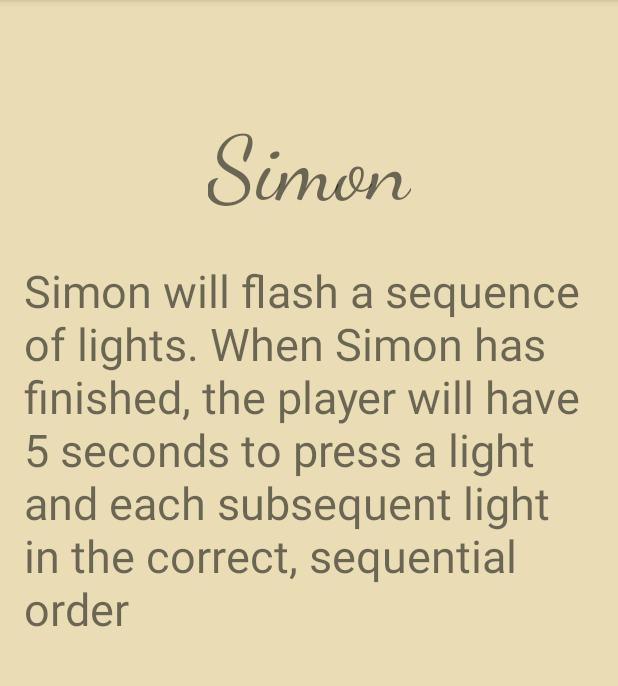
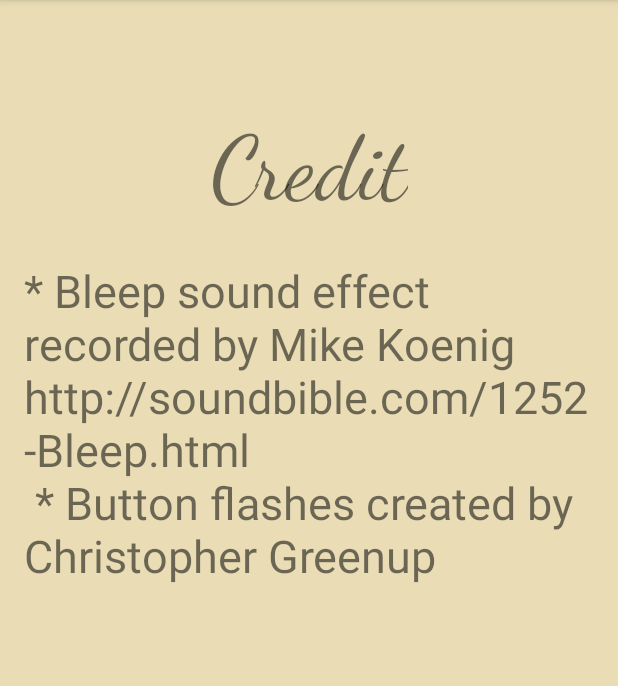
Before and after one commit to CGreenup/SimonThree, an Android app: the GameInfo screen opened directly, with no data from a screen before it, on a phone screen of 412 x 824 dp, the part 84-770 px from its top. Run offline under Robolectric (Android 15) with nearby library versions, the phone set to English and light mode, and no system bars.

Commit message:
Credits added

```diff
--- a/app/src/main/java/com/chrisgreenup/simonthree/Game.java
+++ b/app/src/main/java/com/chrisgreenup/simonthree/Game.java
@@ -1,7 +1,5 @@
 package com.chrisgreenup.simonthree;
 
-//TODO: add writing high score to file
-//TODO: write high score from file during onCreate, unless file is empty
 //TODO: add notifier of loss
 
 import android.content.Context;
--- a/app/src/main/java/com/chrisgreenup/simonthree/GameInfo.java
+++ b/app/src/main/java/com/chrisgreenup/simonthree/GameInfo.java
@@ -31,10 +31,13 @@ public class GameInfo extends AppCompatActivity {
             infoId  = R.string.simon_surprise_info;
 
         }
-        else {
+        else if ( "simon".equals(title)){
             titleId = R.string.simon_title;
             infoId  = R.string.simon_info;
-
+        }
+        else{
+            titleId = R.string.credit_title;
+            infoId = R.string.bleep_credit;
         }
 
         ((TextView) findViewById(R.id.game_info_title_tv)).setText(titleId);
--- a/app/src/main/res/values/strings.xml
+++ b/app/src/main/res/values/strings.xml
@@ -8,17 +8,23 @@
     <string name="simon_rewind_title">Simon: Rewind</string>
 
     <string name="simon_info">Simon will flash a sequence of lights. When Simon has finished, the
- player will have 5 seconds to press a light and each subsequent light in the correct,
+ player will have to press each light in the correct,
  sequential order</string>
 
     <string name="simon_rewind_info">Like in standard Simon, Simon will flash a sequence of lights. When Simon has finished, the
- player will have 5 seconds to press a light and each subsequent light in the correct,
+ player will have to press each light in the correct,
  reverse sequential order.</string>
 
     <string name="simon_surprise_info">Simon will flash a sequence of lights. When Simon has finished, the
- player will have 5 seconds to press a light and each subsequent light in the correct,
+ player will have to press a light and each light in the correct,
  sequential order.
     However, there will be no colors to the buttons, or unique audio tones.</string>
 
     <string name="highscore_text">Highest score:</string>
+
+    <string name="credit_title">Credit</string>
+
+    <string name="bleep_credit"> * "Bleep" sound effect recorded by Mike Koenig
+        \nhttp://soundbible.com/1252-Bleep.html
+    \n * Button flashes created by Christopher Greenup</string>
 </resources>
```
Also changed, not shown: app/src/main/java/com/chrisgreenup/simonthree/MainActivity.java (+7 -0 lines), app/src/main/res/layout/activity_main.xml (+12 -1 lines).
